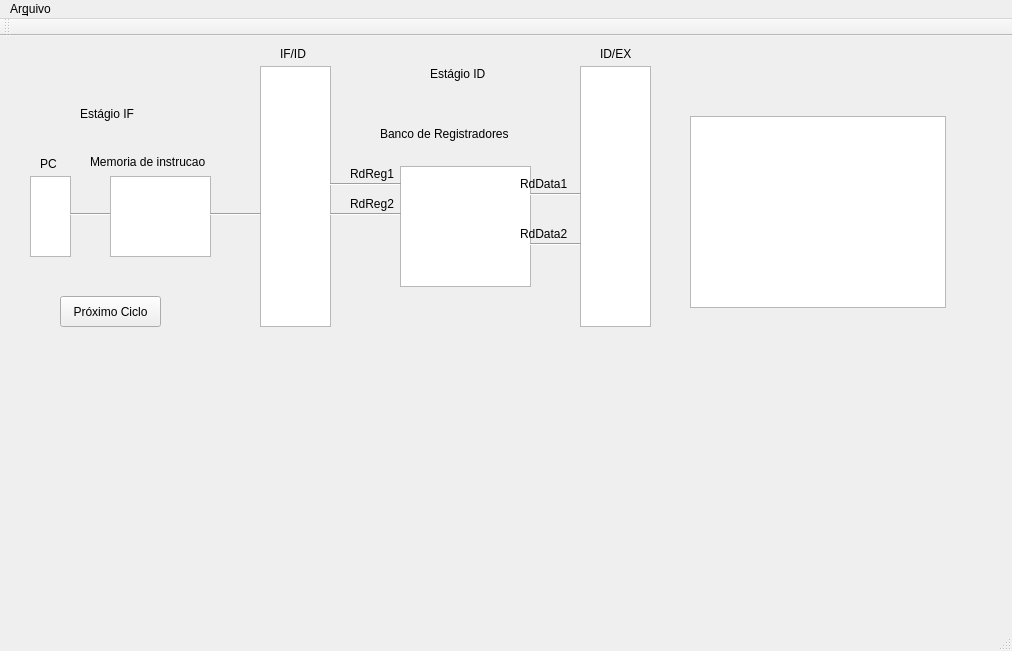
The window that TesteQtGraphics/GraphicsTest/mainwindow.ui (asdomingues/SimuladorMIPS) describes before a commit, drawn with Qt 5.
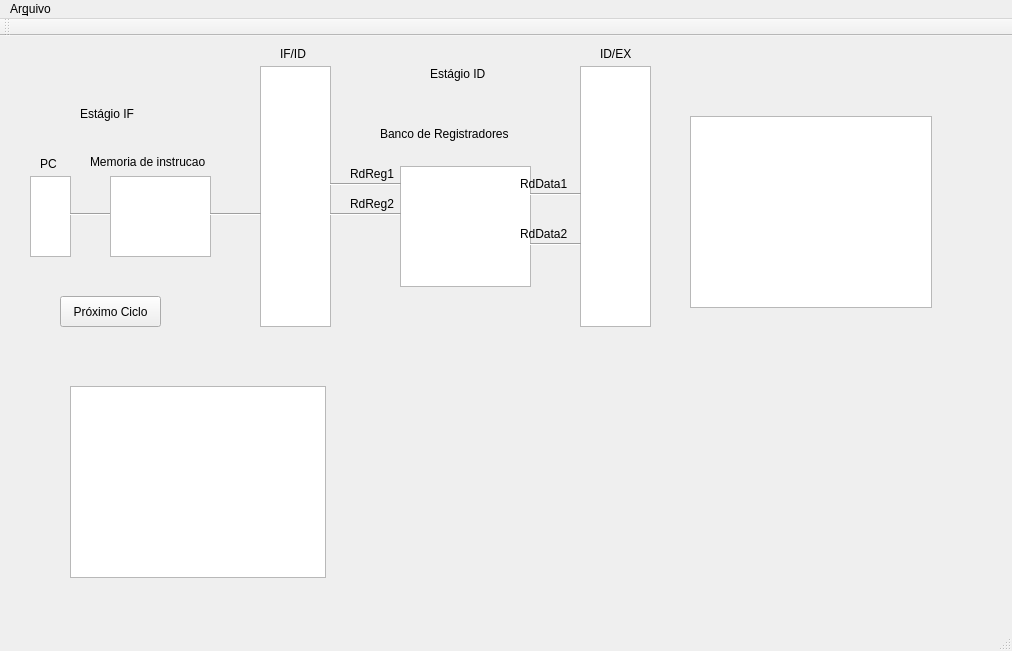
The same window after the commit.

Commit message: added instruction table to main window.

```diff
--- a/TesteQtGraphics/GraphicsTest/mainwindow.ui
+++ b/TesteQtGraphics/GraphicsTest/mainwindow.ui
@@ -303,6 +303,22 @@
      <rect>
       <x>690</x>
       <y>80</y>
+      <width>242</width>
+      <height>192</height>
+     </rect>
+    </property>
+    <property name="sizePolicy">
+     <sizepolicy hsizetype="Fixed" vsizetype="Expanding">
+      <horstretch>0</horstretch>
+      <verstretch>0</verstretch>
+     </sizepolicy>
+    </property>
+   </widget>
+   <widget class="QTableWidget" name="instruction_t">
+    <property name="geometry">
+     <rect>
+      <x>70</x>
+      <y>350</y>
       <width>256</width>
       <height>192</height>
      </rect>
```
The commit also changes 3 other files.
